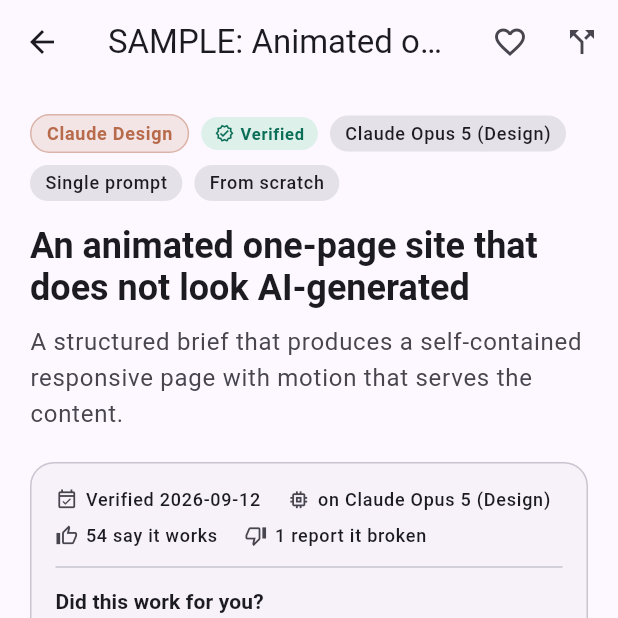
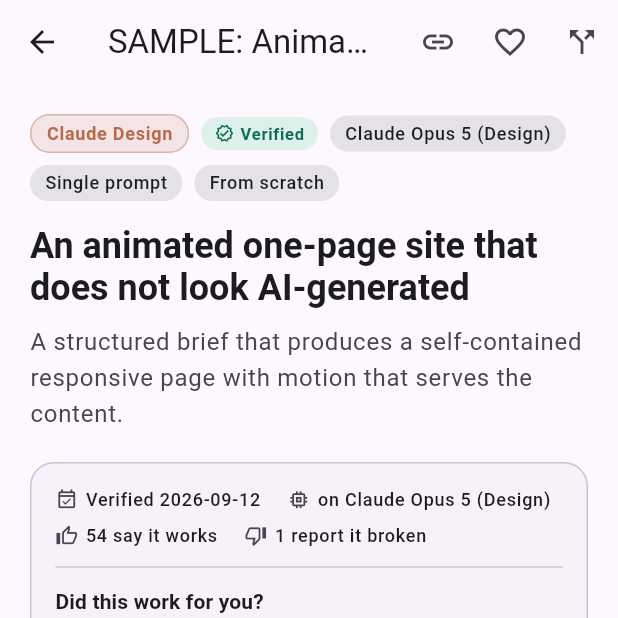
Before and after one commit to syedhusain-max/cantrip, a Flutter app: the LibraryScreen screen opened by its route, after a tap on "Claude Design", on a phone screen of 412 x 824 dp, the top half of it. Run offline on Flutter 3.47's test engine with Material 3 defaults, Android fonts, the phone set to English and light mode, and no system bars; our stand-ins replace go_router, shared_preferences; accounts and stored records are empty.

Commit message:
Add a copy-link action to the prompt page
The URL was already right after routing landed, but nothing in the UI
offered it — and on Android there is no address bar at all, so the
linkable-prompt feature was invisible on the platform we ship to Play.

shareLinkFor() builds the link from the page's own origin on web, so it
stays correct under any host, port or sub-directory. Off web there is no
origin to read, so it falls back to shareBaseUrl, which is a placeholder
until the domain is chosen and the build is deployed: links copied from
Android are only as real as that constant.

The link always points at the library prompt, never at a fork — a saved
copy lives on one device, so a shared fork link would open nothing.

```diff
--- a/lib/l10n/app_strings.dart
+++ b/lib/l10n/app_strings.dart
@@ -86,6 +86,7 @@
       'detail.switchToolHint': 'Same goal, rewritten for that tool. What you\'ve typed carries over.',
       'detail.variables': 'Fill in the details',
       'detail.livePreview': 'Your prompt',
+      'detail.copyLink': 'Copy link to this prompt',
       'detail.copyPrompt': 'Copy prompt',
       'detail.copyJson': 'Copy as JSON',
       'detail.steps': 'Steps',
@@ -154,6 +155,7 @@
       'common.delete': 'Delete',
       'common.rename': 'Rename',
       'common.copiedPrompt': 'Prompt copied',
+      'common.copiedLink': 'Link copied',
       'common.copiedJson': 'JSON copied',
     },
   };
--- a/lib/screens/prompt_detail_screen.dart
+++ b/lib/screens/prompt_detail_screen.dart
@@ -17,6 +17,7 @@
 import '../router/app_router.dart';
 import '../state/library_state.dart';
 import '../utils/date_format.dart';
+import '../utils/share_link.dart';
 import '../widgets/freshness_pill.dart';
 import '../widgets/gallery_placeholder.dart';
 import '../widgets/step_card.dart';
@@ -237,6 +238,17 @@
           overflow: TextOverflow.ellipsis,
         ),
         actions: [
+          IconButton(
+            tooltip: strings.t('detail.copyLink'),
+            icon: const Icon(Icons.link),
+            // Always the library prompt, never the saved copy: a fork is
+            // local to this device, so a link to one would open nothing on
+            // the recipient's.
+            onPressed: () => _copy(
+              shareLinkFor(Routes.prompt(variant.id)),
+              'common.copiedLink',
+            ),
+          ),
           IconButton(
             tooltip: isFavourite
                 ? strings.t('detail.unfavourite')
```
Also changed, not shown: lib/utils/share_link.dart (added, +29 -0 lines), 1 other file.
